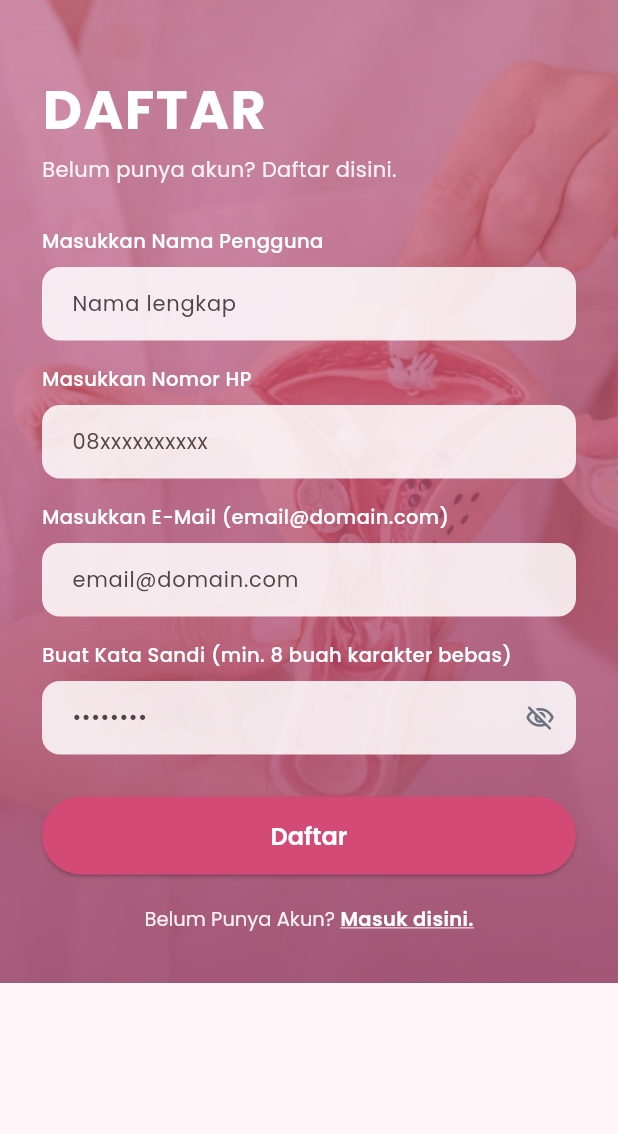
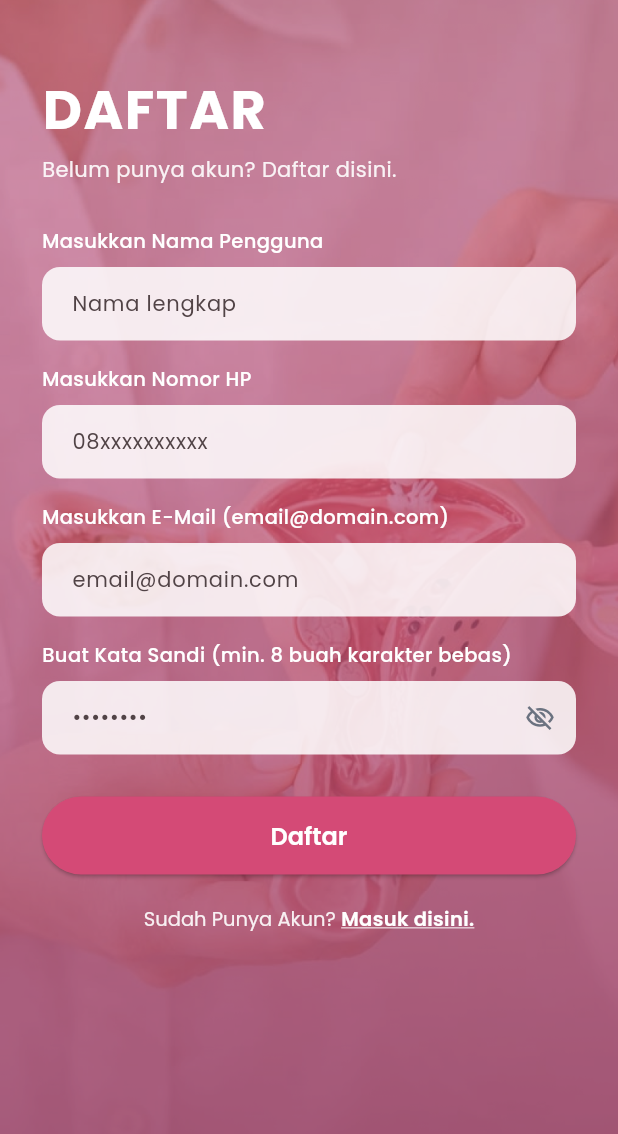
Before and after one commit to tinsarirauhana/LunarFlow_Kelompok6_PBM, a Flutter app: the screen it shows after launch, after a tap on "Lewati", after a tap on "Masuk", after a tap on "Daftar disini.", on a phone screen of 412 x 824 dp. Shown: the top 1134 px of the screen. Run offline on Flutter 3.47's test engine with Material 3 defaults, Android fonts, the phone set to English and light mode, and no system bars; our stand-ins replace google_fonts, supabase_flutter; accounts and stored records are empty; network calls fail.

Commit message:
update ui auth

```diff
--- a/lib/pages/auth/input_data_page.dart
+++ b/lib/pages/auth/input_data_page.dart
@@ -92,12 +92,14 @@ class _InputDataPageState extends State<InputDataPage> {
 
   @override
   Widget build(BuildContext context) {
+    final screenHeight = MediaQuery.of(context).size.height;
+
     return Scaffold(
       body: Stack(
+        fit: StackFit.expand,
         children: [
-          // Background
-          Positioned.fill(
-            child: Image.asset(
+          // Background image — full layar
+          Image.asset(
             'assets/images/onboarding3.png',
             fit: BoxFit.cover,
             errorBuilder: (_, __, ___) => Container(
@@ -110,18 +112,20 @@ class _InputDataPageState extends State<InputDataPage> {
               ),
             ),
           ),
-          ),
-          Positioned.fill(
-            child: Container(color: AppTheme.primary.withOpacity(0.30)),
-          ),
+          // Overlay — full layar
+          Container(color: AppTheme.primary.withOpacity(0.30)),
 
-          SafeArea(
-            child: SingleChildScrollView(
+          // Konten scroll — minimal setinggi layar
+          SingleChildScrollView(
+            child: ConstrainedBox(
+              constraints: BoxConstraints(minHeight: screenHeight),
+              child: Padding(
                 padding: const EdgeInsets.symmetric(horizontal: 28),
                 child: Column(
                   crossAxisAlignment: CrossAxisAlignment.start,
                   children: [
-                  const SizedBox(height: 48),
+                    SizedBox(
+                        height: MediaQuery.of(context).padding.top + 48),
                     Text(
                       'LunarFlow',
                       style: GoogleFonts.poppins(
@@ -140,17 +144,16 @@ class _InputDataPageState extends State<InputDataPage> {
                     ),
                     const SizedBox(height: 32),
 
-                  // Nama
                     _buildLabel('Nama kamu'),
                     const SizedBox(height: 8),
                     TextField(
                       controller: _nameController,
                       style: GoogleFonts.poppins(fontSize: 14),
-                    decoration: const InputDecoration(hintText: 'Siti Rahayu'),
+                      decoration:
+                          const InputDecoration(hintText: 'Siti Rahayu'),
                     ),
                     const SizedBox(height: 16),
 
-                  // Tanggal haid terakhir
                     _buildLabel('Tanggal pertama haid terakhir'),
                     const SizedBox(height: 8),
                     GestureDetector(
@@ -158,7 +161,8 @@ class _InputDataPageState extends State<InputDataPage> {
                       child: Container(
                         width: double.infinity,
                         height: 52,
-                      padding: const EdgeInsets.symmetric(horizontal: 16),
+                        padding:
+                            const EdgeInsets.symmetric(horizontal: 16),
                         decoration: BoxDecoration(
                           color: Colors.white.withOpacity(0.85),
                           borderRadius: BorderRadius.circular(12),
@@ -168,7 +172,8 @@ class _InputDataPageState extends State<InputDataPage> {
                           children: [
                             Text(
                               _selectedDate != null
-                                ? DateFormat('dd/MM/yyyy').format(_selectedDate!)
+                                  ? DateFormat('dd/MM/yyyy')
+                                      .format(_selectedDate!)
                                   : 'dd/mm/yyyy',
                               style: GoogleFonts.poppins(
                                 fontSize: 14,
@@ -185,7 +190,6 @@ class _InputDataPageState extends State<InputDataPage> {
                     ),
                     const SizedBox(height: 16),
 
-                  // Panjang siklus
                     _buildLabel('Panjang siklus rata-rata (hari)'),
                     const SizedBox(height: 8),
                     TextField(
@@ -196,7 +200,6 @@ class _InputDataPageState extends State<InputDataPage> {
                     ),
                     const SizedBox(height: 16),
 
-                  // Durasi haid
                     _buildLabel('Durasi haid biasanya (hari)'),
                     const SizedBox(height: 8),
                     TextField(
@@ -239,6 +242,7 @@ class _InputDataPageState extends State<InputDataPage> {
                 ),
               ),
             ),
+          ),
         ],
       ),
     );
--- a/lib/pages/auth/login_page.dart
+++ b/lib/pages/auth/login_page.dart
@@ -46,7 +46,6 @@ class _LoginPageState extends State<LoginPage> {
       if (!mounted) return;
 
       if (response.user != null) {
-        // Cek apakah sudah punya data siklus
         final cycleData = await _cycleService.fetchUserCycle();
         if (!mounted) return;
 
@@ -62,7 +61,7 @@ class _LoginPageState extends State<LoginPage> {
       }
     } catch (e) {
       if (!mounted) return;
-      setState(() => _errorMessage = _errorMessage = e.toString());
+      setState(() => _errorMessage = e.toString());
     } finally {
       if (mounted) setState(() => _isLoading = false);
     }
@@ -70,12 +69,14 @@ class _LoginPageState extends State<LoginPage> {
 
   @override
   Widget build(BuildContext context) {
+    final screenHeight = MediaQuery.of(context).size.height;
+
     return Scaffold(
       body: Stack(
+        fit: StackFit.expand,
         children: [
-          // Background image
-          Positioned.fill(
-            child: Image.asset(
+          // Background image — full layar
+          Image.asset(
             'assets/images/onboard1.png',
             fit: BoxFit.cover,
             errorBuilder: (_, __, ___) => Container(
@@ -88,20 +89,20 @@ class _LoginPageState extends State<LoginPage> {
               ),
             ),
           ),
-          ),
-          // Pink overlay
-          Positioned.fill(
-            child: Container(
-              color: AppTheme.primary.withOpacity(0.35),
-            ),
-          ),
-          SafeArea(
-            child: SingleChildScrollView(
+          // Pink overlay — full layar
+          Container(color: AppTheme.primary.withOpacity(0.35)),
+
+          // Konten scroll — minimal setinggi layar
+          SingleChildScrollView(
+            child: ConstrainedBox(
+              constraints: BoxConstraints(minHeight: screenHeight),
+              child: Padding(
                 padding: const EdgeInsets.symmetric(horizontal: 28),
                 child: Column(
                   crossAxisAlignment: CrossAxisAlignment.start,
                   children: [
-                  const SizedBox(height: 60),
+                    SizedBox(
+                        height: MediaQuery.of(context).padding.top + 60),
                     Text(
                       'MASUK',
                       style: GoogleFonts.poppins(
@@ -121,7 +122,6 @@ class _LoginPageState extends State<LoginPage> {
                     ),
                     const SizedBox(height: 36),
 
-                  // Email field
                     _buildLabel('Masukkan Nomor HP/E-Mail'),
                     const SizedBox(height: 8),
                     TextField(
@@ -134,7 +134,6 @@ class _LoginPageState extends State<LoginPage> {
                     ),
                     const SizedBox(height: 18),
 
-                  // Password field
                     _buildLabel('Masukkan Kata Sandi'),
                     const SizedBox(height: 8),
                     TextField(
@@ -151,8 +150,8 @@ class _LoginPageState extends State<LoginPage> {
                             color: AppTheme.textMedium,
                             size: 20,
                           ),
-                        onPressed: () =>
-                            setState(() => _obscurePassword = !_obscurePassword),
+                          onPressed: () => setState(
+                              () => _obscurePassword = !_obscurePassword),
                         ),
                       ),
                     ),
@@ -170,7 +169,6 @@ class _LoginPageState extends State<LoginPage> {
 
                     const SizedBox(height: 28),
 
-                  // Masuk button
                     SizedBox(
                       width: double.infinity,
                       height: 52,
@@ -190,7 +188,6 @@ class _LoginPageState extends State<LoginPage> {
                     ),
                     const SizedBox(height: 20),
 
-                  // Link ke Daftar
                     Center(
                       child: RichText(
                         text: TextSpan(
@@ -202,7 +199,8 @@ class _LoginPageState extends State<LoginPage> {
                             const TextSpan(text: 'Belum Punya Akun? '),
                             WidgetSpan(
                               child: GestureDetector(
-                              onTap: () => Navigator.of(context).pushReplacement(
+                                onTap: () =>
+                                    Navigator.of(context).pushReplacement(
                                   MaterialPageRoute(
                                       builder: (_) => const RegisterPage()),
                                 ),
@@ -222,7 +220,9 @@ class _LoginPageState extends State<LoginPage> {
                         ),
                       ),
                     ),
+                    const SizedBox(height: 40),
                   ],
+                ),
               ),
             ),
           ),
--- a/lib/pages/auth/register_page.dart
+++ b/lib/pages/auth/register_page.dart
@@ -74,12 +74,14 @@ class _RegisterPageState extends State<RegisterPage> {
 
   @override
   Widget build(BuildContext context) {
+    final screenHeight = MediaQuery.of(context).size.height; // ← tambah ini
+
     return Scaffold(
       body: Stack(
+        fit: StackFit.expand, // ← sama seperti login
         children: [
-          // Background
-          Positioned.fill(
-            child: Image.asset(
+          // Background image — full layar
+          Image.asset(
             'assets/images/onboard1.png',
             fit: BoxFit.cover,
             errorBuilder: (_, __, ___) => Container(
@@ -92,18 +94,20 @@ class _RegisterPageState extends State<RegisterPage> {
               ),
             ),
           ),
-          ),
-          Positioned.fill(
-            child: Container(color: AppTheme.primary.withOpacity(0.35)),
-          ),
+          // Pink overlay — full layar
+          Container(color: AppTheme.primary.withOpacity(0.35)),
 
-          SafeArea(
-            child: SingleChildScrollView(
+          // Konten scroll — minimal setinggi layar
+          SingleChildScrollView(
+            child: ConstrainedBox(
+              constraints: BoxConstraints(minHeight: screenHeight), // ← kunci
+              child: Padding(
                 padding: const EdgeInsets.symmetric(horizontal: 28),
                 child: Column(
                   crossAxisAlignment: CrossAxisAlignment.start,
                   children: [
-                  const SizedBox(height: 48),
+                    SizedBox(
+                        height: MediaQuery.of(context).padding.top + 48),
                     Text(
                       'DAFTAR',
                       style: GoogleFonts.poppins(
@@ -128,7 +132,8 @@ class _RegisterPageState extends State<RegisterPage> {
                     TextField(
                       controller: _nameController,
                       style: GoogleFonts.poppins(fontSize: 14),
-                    decoration: const InputDecoration(hintText: 'Nama lengkap'),
+                      decoration:
+                          const InputDecoration(hintText: 'Nama lengkap'),
                     ),
                     const SizedBox(height: 16),
 
@@ -138,7 +143,8 @@ class _RegisterPageState extends State<RegisterPage> {
                       controller: _phoneController,
                       keyboardType: TextInputType.phone,
                       style: GoogleFonts.poppins(fontSize: 14),
-                    decoration: const InputDecoration(hintText: '08xxxxxxxxxx'),
+                      decoration:
+                          const InputDecoration(hintText: '08xxxxxxxxxx'),
                     ),
                     const SizedBox(height: 16),
 
@@ -153,7 +159,8 @@ class _RegisterPageState extends State<RegisterPage> {
                     ),
                     const SizedBox(height: 16),
 
-                  _buildLabel('Buat Kata Sandi (min. 8 buah karakter bebas)'),
+                    _buildLabel(
+                        'Buat Kata Sandi (min. 8 buah karakter bebas)'),
                     const SizedBox(height: 8),
                     TextField(
                       controller: _passwordController,
@@ -213,7 +220,7 @@ class _RegisterPageState extends State<RegisterPage> {
                             fontSize: 13,
                           ),
                           children: [
-                          const TextSpan(text: 'Belum Punya Akun? '),
+                            const TextSpan(text: 'Sudah Punya Akun? '),
                             WidgetSpan(
                               child: GestureDetector(
                                 onTap: () =>
@@ -237,8 +244,9 @@ class _RegisterPageState extends State<RegisterPage> {
                         ),
                       ),
                     ),
-                  const SizedBox(height: 32),
+                    const SizedBox(height: 40),
                   ],
+                ),
               ),
             ),
           ),
```
Lines whose indentation alone changed are shown as unchanged.
